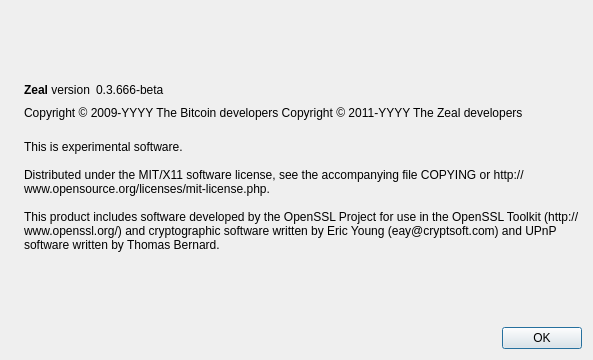
Old version of the form src/qt/forms/aboutdialog.ui in the repository mikejohnsonjr/zeal.
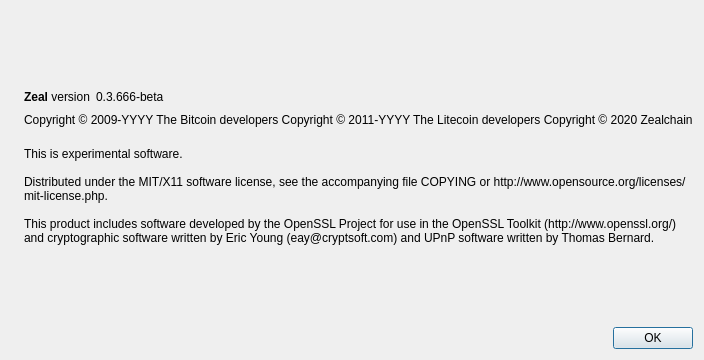
New version of the form. Icons and pictures are not drawn.

```diff
--- a/src/qt/forms/aboutdialog.ui
+++ b/src/qt/forms/aboutdialog.ui
@@ -92,7 +92,9 @@
        </property>
        <property name="text">
         <string notr="true">Copyright &amp;copy; 2009-YYYY The Bitcoin developers
-Copyright &amp;copy; 2011-YYYY The Zeal developers</string>
+Copyright &amp;copy; 2011-YYYY The Litecoin developers
+Copyright &amp;copy; 2020 Zealchain</string>
+
        </property>
        <property name="textFormat">
         <enum>Qt::RichText</enum>
```
